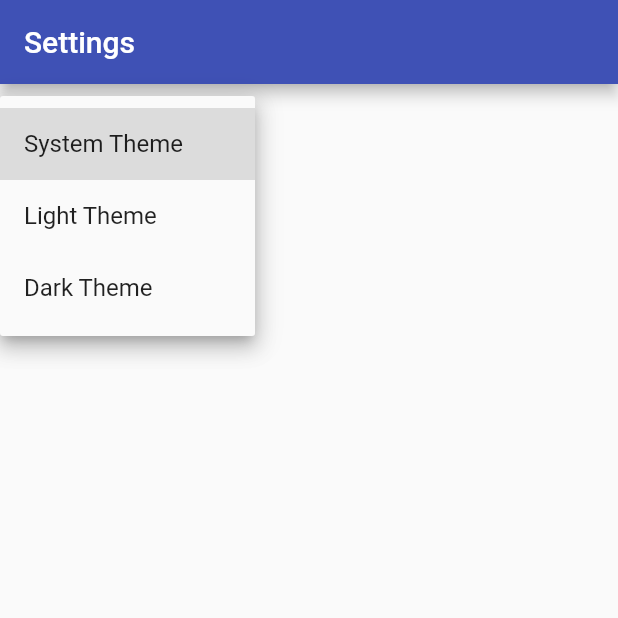
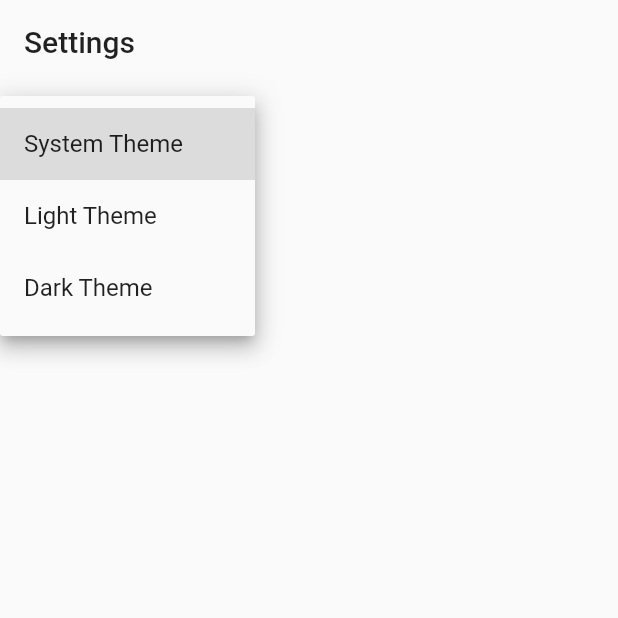
Before and after one commit to youngmin-gwon/blog, a Flutter app: the SettingsScreen screen opened by its route, after a tap on "System Theme", on a phone screen of 412 x 824 dp, the top half of it. Run offline on Flutter 3.47's test engine with Material 2 defaults, Android fonts, the phone set to English and light mode, and no system bars; our stand-ins replace dartz, freezed_annotation, go_router, hive_flutter, hooks_riverpod, shared_preferences; accounts and stored records are empty; generated files the repository leaves out were written again; Roboto replaces fonts that are missing (Maruburi).

Commit message:
Edit(Settings): edit usecase to always get params

```diff
--- a/lib/src/core/constants/theme_constant.dart
+++ b/lib/src/core/constants/theme_constant.dart
@@ -1,3 +1,4 @@
+import 'package:blog/src/core/generated/fonts.gen.dart';
 import 'package:flutter/material.dart';
 
 class ThemeConstant {
@@ -15,10 +16,12 @@ class AppTheme {
   static final light = ThemeData(
     brightness: Brightness.light,
     primarySwatch: ThemeConstant.primaryColor,
+    fontFamily: FontFamily.maruburi,
   );
 
   static final dark = ThemeData(
     brightness: Brightness.dark,
     primaryColor: ThemeConstant.primaryColor,
+    fontFamily: FontFamily.maruburi,
   );
 }
--- a/lib/src/core/pages/home_screen.dart
+++ b/lib/src/core/pages/home_screen.dart
@@ -10,6 +10,7 @@ class HomeScreen extends StatelessWidget {
       appBar: AppBar(
         elevation: 0,
         backgroundColor: Colors.transparent,
+        iconTheme: Theme.of(context).iconTheme,
         actions: [
           IconButton(
             onPressed: () => context.push('/settings'),
--- /dev/null
+++ b/lib/src/core/usecases/no_params.dart
@@ -0,0 +1,3 @@
+class NoParams {
+  const NoParams();
+}
--- a/lib/src/core/usecases/usecase.dart
+++ b/lib/src/core/usecases/usecase.dart
@@ -3,5 +3,5 @@ import 'package:dartz/dartz.dart';
 
 abstract class Usecase<Type, Params> {
   const Usecase();
-  Future<Either<Failure, Type>> call([Params params]);
+  Future<Either<Failure, Type>> call(Params params);
 }
--- a/lib/src/settings/application/settings_state_notifier.dart
+++ b/lib/src/settings/application/settings_state_notifier.dart
@@ -1,3 +1,4 @@
+import 'package:blog/src/core/usecases/no_params.dart';
 import 'package:blog/src/error/domain/failures.dart';
 import 'package:blog/src/settings/application/settings_event.dart';
 import 'package:blog/src/settings/application/settings_state.dart';
@@ -22,7 +23,7 @@ class SettingsStateNotifier extends StateNotifier<SettingsState> {
     event.when(
       loadTheme: () async {
         state = const SettingsState.loading();
-        final failureOrResult = await _loadTheme();
+        final failureOrResult = await _loadTheme(const NoParams());
         state = failureOrResult.fold(
           (Failure l) => SettingsState.error(_mapFailureToMessage(l)),
           (Settings r) => SettingsState.loaded(r),
--- a/lib/src/settings/domain/usecases/load_theme.dart
+++ b/lib/src/settings/domain/usecases/load_theme.dart
@@ -1,10 +1,11 @@
+import 'package:blog/src/core/usecases/no_params.dart';
 import 'package:blog/src/core/usecases/usecase.dart';
 import 'package:blog/src/error/domain/failures.dart';
 import 'package:blog/src/settings/domain/entities/settings.dart';
 import 'package:blog/src/settings/domain/repositories/i_settings_repository.dart';
 import 'package:dartz/dartz.dart';
 
-class LoadTheme extends Usecase<Settings, void> {
+class LoadTheme extends Usecase<Settings, NoParams> {
   final ISettingsRepository _repository;
 
   const LoadTheme({
@@ -12,7 +13,7 @@ class LoadTheme extends Usecase<Settings, void> {
   }) : _repository = repository;
 
   @override
-  Future<Either<Failure, Settings>> call([void params]) async {
+  Future<Either<Failure, Settings>> call(NoParams params) async {
     return await _repository.loadTheme();
   }
 }
--- a/lib/src/settings/domain/usecases/update_theme.dart
+++ b/lib/src/settings/domain/usecases/update_theme.dart
@@ -11,7 +11,7 @@ class UpdateTheme extends Usecase<Unit, String> {
   }) : _repository = repository;
 
   @override
-  Future<Either<Failure, Unit>> call([String? params]) async {
-    return await _repository.updateTheme(params!);
+  Future<Either<Failure, Unit>> call(String params) async {
+    return await _repository.updateTheme(params);
   }
 }
--- a/lib/src/settings/presentation/settings_screen.dart
+++ b/lib/src/settings/presentation/settings_screen.dart
@@ -20,7 +20,15 @@ class _SettingsScreenState extends ConsumerState<SettingsScreen> {
     final settings = ref.watch(settingsProvider);
     return Scaffold(
       appBar: AppBar(
-        title: const Text('Settings'),
+        backgroundColor: Colors.transparent,
+        elevation: 0,
+        title: Text(
+          'Settings',
+          style: TextStyle(
+            color: Theme.of(context).textTheme.headline6?.color,
+          ),
+        ),
+        iconTheme: Theme.of(context).iconTheme,
       ),
       body: Padding(
         padding: const EdgeInsets.all(16),
```
Also changed, not shown: 2 other files.
